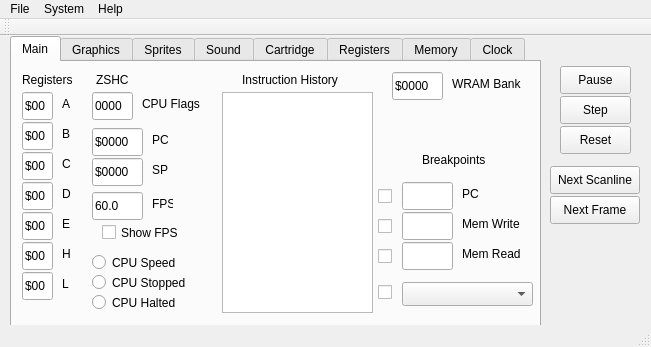
Old version of the form qtfiles/mainwindow.ui in the repository cthornsb/OtterGB.
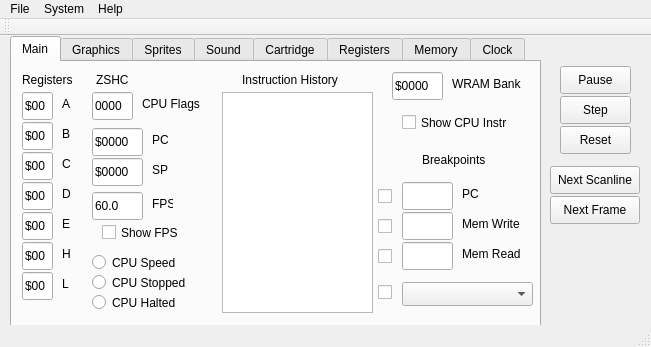
New version of the form.

Commit message:
Added array of pointers to gui debugger
Added array of const unsigned char pointers to
MainWindow class which is used to directly access
system memory values instead of having to read
them for every update.

Added getConstPtr and getConstPtrToRegisterValue
methods to SystemGBC.

Fixed debugger instruction history.

Diff of the .ui file:
```diff
--- a/qtfiles/mainwindow.ui
+++ b/qtfiles/mainwindow.ui
@@ -661,6 +661,19 @@
        </rect>
       </property>
      </widget>
+     <widget class="QCheckBox" name="checkBox_Show_Instructions">
+      <property name="geometry">
+       <rect>
+        <x>390</x>
+        <y>50</y>
+        <width>121</width>
+        <height>21</height>
+       </rect>
+      </property>
+      <property name="text">
+       <string>Show CPU Instr</string>
+      </property>
+     </widget>
     </widget>
     <widget class="QWidget" name="tab_4">
      <attribute name="title">
```
The commit also changes 5 other files.
